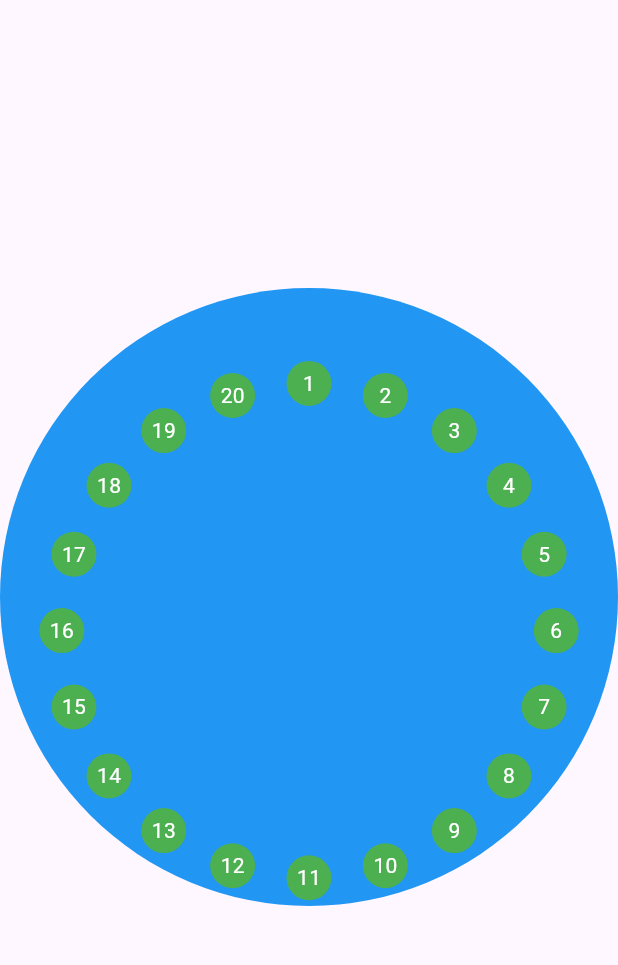
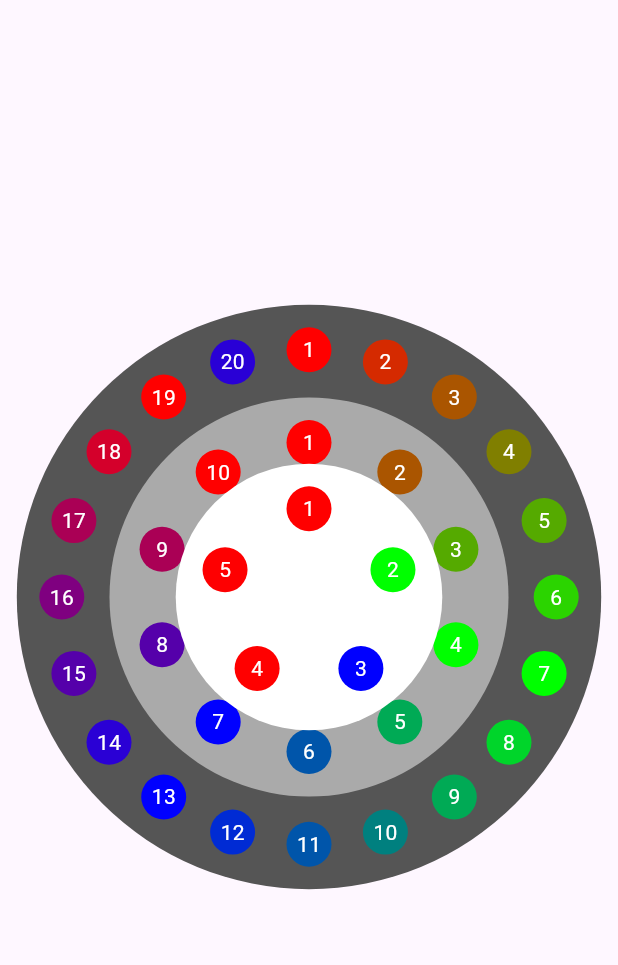
Before and after one commit to MatricalDefunkt/circular_selector, a Flutter app: the screen it shows after launch, on a phone screen of 412 x 824 dp, the part 63-1028 px from its top. Run offline on Flutter 3.47's test engine with Material 3 defaults, Android fonts, the phone set to English and light mode, and no system bars.

Commit message:
Added cocentricity and expanded on modularity

```diff
--- a/example/lib/main.dart
+++ b/example/lib/main.dart
@@ -25,6 +25,14 @@ class MyHomePage extends StatelessWidget {
 
   final String title;
 
+  Function(int) testSelected(int selectorIndex) {
+    return (index) {
+      if (kDebugMode) {
+        print('Selected: $index of selector $selectorIndex');
+      }
+    };
+  }
+
   @override
   Widget build(BuildContext context) {
     return Scaffold(
@@ -37,20 +45,47 @@ class MyHomePage extends StatelessWidget {
             decoration: const BoxDecoration(
               shape: BoxShape.circle,
             ),
-            child: CircularSelector(
-              onSelected: (int index) {
-                if (kDebugMode) {
-                  print('Selected: $index');
-                }
-              },
-              childSize: 30.0,
-              radiusDividend: 2.5,
-              customOffset: Offset(
-                0.0,
-                AppBar().preferredSize.height,
+            child: Stack(alignment: Alignment.center, children: [
+              CircularSelector(
+                onSelected: testSelected(0),
+                childSize: 30.0,
+                radiusDividend: 2.5,
+                customOffset: Offset(
+                  0.0,
+                  AppBar().preferredSize.height -
+                      MediaQuery.of(context).padding.top,
+                ),
+                circleBackgroundColor: const Color.fromARGB(255, 85, 85, 85),
+                children:
+                    CircularSelector.getTestContainers(20, 30.0, rainbow: true),
               ),
-              children: CircularSelector.getTestContainers(20, 30.0),
-            ),
+              CircularSelector(
+                onSelected: testSelected(1),
+                childSize: 30.0,
+                radiusDividend: 4,
+                customOffset: Offset(
+                  0.0,
+                  AppBar().preferredSize.height -
+                      MediaQuery.of(context).padding.top,
+                ),
+                circleBackgroundColor: const Color.fromARGB(255, 170, 170, 170),
+                children:
+                    CircularSelector.getTestContainers(10, 30.0, rainbow: true),
+              ),
+              CircularSelector(
+                onSelected: testSelected(2),
+                childSize: 30.0,
+                radiusDividend: 7,
+                customOffset: Offset(
+                  0.0,
+                  AppBar().preferredSize.height -
+                      MediaQuery.of(context).padding.top,
+                ),
+                circleBackgroundColor: const Color.fromARGB(255, 255, 255, 255),
+                children:
+                    CircularSelector.getTestContainers(5, 30.0, rainbow: true),
+              ),
+            ]),
           ),
         ]),
       ),
--- a/lib/circular_selector.dart
+++ b/lib/circular_selector.dart
@@ -2,14 +2,14 @@ import 'package:flutter/material.dart';
 import 'dart:math';
 
 class CircularSelector extends StatefulWidget {
-  const CircularSelector({
-    super.key,
+  const CircularSelector(
+      {super.key,
       required this.children,
       required this.childSize,
       required this.radiusDividend,
       required this.onSelected,
       required this.customOffset,
-  });
+      this.circleBackgroundColor = Colors.transparent});
 
   /// The number that the device width is divided by to
   /// get the radius of the circle.
@@ -32,13 +32,37 @@ class CircularSelector extends StatefulWidget {
   /// Returns a list of circular containers for testing purposes.
   ///
   /// The number of containers is defined by the [num] parameter.
-  static List<Container> getTestContainers(int num, double childSize) {
+  static List<Container> getTestContainers(int num, double childSize,
+      {bool rainbow = false}) {
     List<Container> containers = [];
     for (int i = 0; i < num; i++) {
+      // Calculate the segment length
+      int segmentLength = num ~/ 3;
+      int r = 0, g = 0, b = 0;
+
+      if (rainbow) {
+        if (i < segmentLength) {
+          // Red to Green
+          r = 255 - (255 * i ~/ segmentLength);
+          g = 255 * i ~/ segmentLength;
+          b = 0;
+        } else if (i < segmentLength * 2) {
+          // Green to Blue
+          int j = i - segmentLength;
+          g = 255 - (255 * j ~/ segmentLength);
+          b = 255 * j ~/ segmentLength;
+        } else {
+          // Blue to Red
+          int j = i - segmentLength * 2;
+          b = 255 - (255 * j ~/ segmentLength);
+          r = 255 * j ~/ segmentLength;
+        }
+      }
+
       containers.add(Container(
-        decoration: const BoxDecoration(
+        decoration: BoxDecoration(
           shape: BoxShape.circle,
-          color: Colors.green,
+          color: rainbow ? Color.fromARGB(255, r, g, b) : Colors.green,
         ),
         child: Center(
           child: Text(
@@ -53,6 +77,8 @@ class CircularSelector extends StatefulWidget {
     return containers;
   }
 
+  final Color circleBackgroundColor;
+
   @override
   // ignore: library_private_types_in_public_api
   _CircularSelectorState createState() => _CircularSelectorState();
@@ -64,15 +90,6 @@ class _CircularSelectorState extends State<CircularSelector>
   late AnimationController _controller;
   late Animation<double> _animation;
   late double startRotation;
-  late Offset parentDimensions;
-
-  static double calculateGestureAngle(
-      double dx, double dy, double xOrigin, double yOrigin) {
-    double angle = atan2(dy - yOrigin, dx - xOrigin) * 180 / pi;
-    angle = angle < 0 ? 360 + angle : angle;
-    angle = (angle + 90) % 360; // Adjusting the origin to 12 o'clock
-    return angle;
-  }
 
   @override
   void initState() {
@@ -98,6 +115,14 @@ class _CircularSelectorState extends State<CircularSelector>
     super.dispose();
   }
 
+  double calculateGestureAngle(
+      double dx, double dy, double xOrigin, double yOrigin) {
+    double angle = atan2(dy - yOrigin, dx - xOrigin) * 180 / pi;
+    angle = angle < 0 ? 360 + angle : angle;
+    angle = (angle + 90) % 360; // Adjusting the origin to 12 o'clock
+    return angle;
+  }
+
   int getTappedChildIndex(
       double dx, double dy, double xOrigin, double yOrigin) {
     final angleDeg = calculateGestureAngle(dx, dy, xOrigin, yOrigin);
@@ -108,8 +133,9 @@ class _CircularSelectorState extends State<CircularSelector>
     adjustedAngle = adjustedAngle < 0 ? 360 + adjustedAngle : adjustedAngle;
 
     // Determine the child index based on the adjusted angle
-    int index =
-        (adjustedAngle / anglePerChild).round() % widget.children.length;
+    double centerOffset = anglePerChild / 2;
+    int index = ((adjustedAngle + centerOffset) / anglePerChild).floor() %
+        widget.children.length;
     return index;
   }
 
@@ -167,39 +193,37 @@ class _CircularSelectorState extends State<CircularSelector>
     _controller.forward(from: 0);
   }
 
-  void _onPanStart(DragStartDetails details) {
+  double totalRotation = 0;
+
+  Function(DragStartDetails) _onPanStart(double xOrigin, double yOrigin) {
+    return (DragStartDetails details) {
       if (_controller.isAnimating) {
         _controller.stop();
       }
       final dx = details.localPosition.dx;
       final dy = details.localPosition.dy;
 
-    final xOrigin = parentDimensions.dx / 2;
-    final yOrigin = parentDimensions.dy / 2;
-
       startRotation = calculateGestureAngle(dx, dy, xOrigin, yOrigin);
+      totalRotation = 0;
+    };
   }
 
-  void _onPanUpdate(DragUpdateDetails details) {
+  Function(DragUpdateDetails) _onPanUpdate(double xOrigin, double yOrigin) {
+    return (DragUpdateDetails details) {
       final dx = details.localPosition.dx;
       final dy = details.localPosition.dy;
-
-    if (dx <= 1.0 && dy <= 1.0) {
-      return;
-    }
-
-    final xOrigin = parentDimensions.dx / 2;
-    final yOrigin = parentDimensions.dy / 2;
 
       final angle = calculateGestureAngle(dx, dy, xOrigin, yOrigin);
 
       final angleDiff = angle - startRotation;
 
       setState(() {
-      // Update the rotation
         rotation += (angleDiff * pi / 180);
         startRotation = angle;
       });
+
+      totalRotation += angleDiff;
+    };
   }
 
   void _onPanEnd(DragEndDetails details) {
@@ -225,27 +249,38 @@ class _CircularSelectorState extends State<CircularSelector>
   @override
   Widget build(BuildContext context) {
     final parentWidth = MediaQuery.of(context).size.width;
-    final parentHeight =
-        MediaQuery.of(context).size.height - AppBar().preferredSize.height;
-    parentDimensions = Offset(parentWidth, parentHeight);
+    final parentHeight = MediaQuery.of(context).size.height -
+        kToolbarHeight -
+        MediaQuery.of(context).padding.top;
+    final xOrigin =
+        (min(parentWidth, parentHeight) / widget.radiusDividend * 2) / 2;
+    final yOrigin =
+        (min(parentWidth, parentHeight) / widget.radiusDividend * 2) / 2;
 
-    Point getPosition(int index, double childSize, double? xOrigin,
-        double? yOrigin, double? radius) {
-      xOrigin ??= (parentWidth / 2);
-      yOrigin ??= (parentHeight / 2) - widget.customOffset.dy / 2.5;
-      radius ??= min(parentWidth, parentHeight) / widget.radiusDividend;
+    Point getPosition(
+        int index, double childSize, double xOrigin, double yOrigin) {
+      final double radius =
+          min(parentWidth, parentHeight) / widget.radiusDividend;
+
+      // xOrigin += widget.customOffset.dx;
+      // yOrigin += widget.customOffset.dy;
 
       // Calculate the position of the child
       final angle = 2 * pi * index / widget.children.length + rotation;
-      final dx = xOrigin + radius * cos(-(angle - pi / 2)) - childSize / 2;
-      final dy = yOrigin + radius * sin(-(angle - pi / 2)) - childSize / 2;
+      final dx = xOrigin + radius * cos(-(angle - pi / 2)) + childSize / 2;
+      final dy = yOrigin + radius * sin(-(angle - pi / 2)) + childSize / 2;
 
       return Point(dx, dy);
     }
 
     List<Widget> positionedChildren = [];
     for (int i = 0; i < widget.children.length; i++) {
-      final position = getPosition(i, widget.childSize, null, null, null);
+      final position = getPosition(
+        i,
+        widget.childSize,
+        xOrigin,
+        yOrigin,
+      );
       final child = widget.children[i];
       final positionedChild = Positioned(
         left: position.x.toDouble(),
@@ -259,29 +294,33 @@ class _CircularSelectorState extends State<CircularSelector>
       positionedChildren.add(positionedChild);
     }
 
-    return GestureDetector(
+    return SizedBox(
+        width: min(parentWidth, parentHeight) / widget.radiusDividend * 2 +
+            widget.childSize * 2,
+        height: min(parentWidth, parentHeight) / widget.radiusDividend * 2 +
+            widget.childSize * 2,
+        child: GestureDetector(
           onTapUp: (details) {
             final dx = details.localPosition.dx;
             final dy = details.localPosition.dy;
-        final xOrigin = (parentWidth / 2);
-        final yOrigin = (parentHeight / 2);
 
             final index = getTappedChildIndex(dx, dy, xOrigin, yOrigin);
             widget.onSelected(index);
             animateToTop(index);
           },
-      onPanStart: _onPanStart,
-      onPanUpdate: _onPanUpdate,
+          onPanStart: _onPanStart(xOrigin, yOrigin),
+          onPanUpdate: _onPanUpdate(xOrigin, yOrigin),
           onPanEnd: _onPanEnd,
-      child: DecoratedBox(
-        decoration: const BoxDecoration(
+          child: Container(
+            decoration: BoxDecoration(
               shape: BoxShape.circle,
-          color: Colors.blue,
+              color: widget.circleBackgroundColor,
             ),
             child: Stack(
+              alignment: Alignment.center,
               children: positionedChildren,
             ),
           ),
-    );
+        ));
   }
 }
```
Lines whose indentation alone changed are shown as unchanged.
